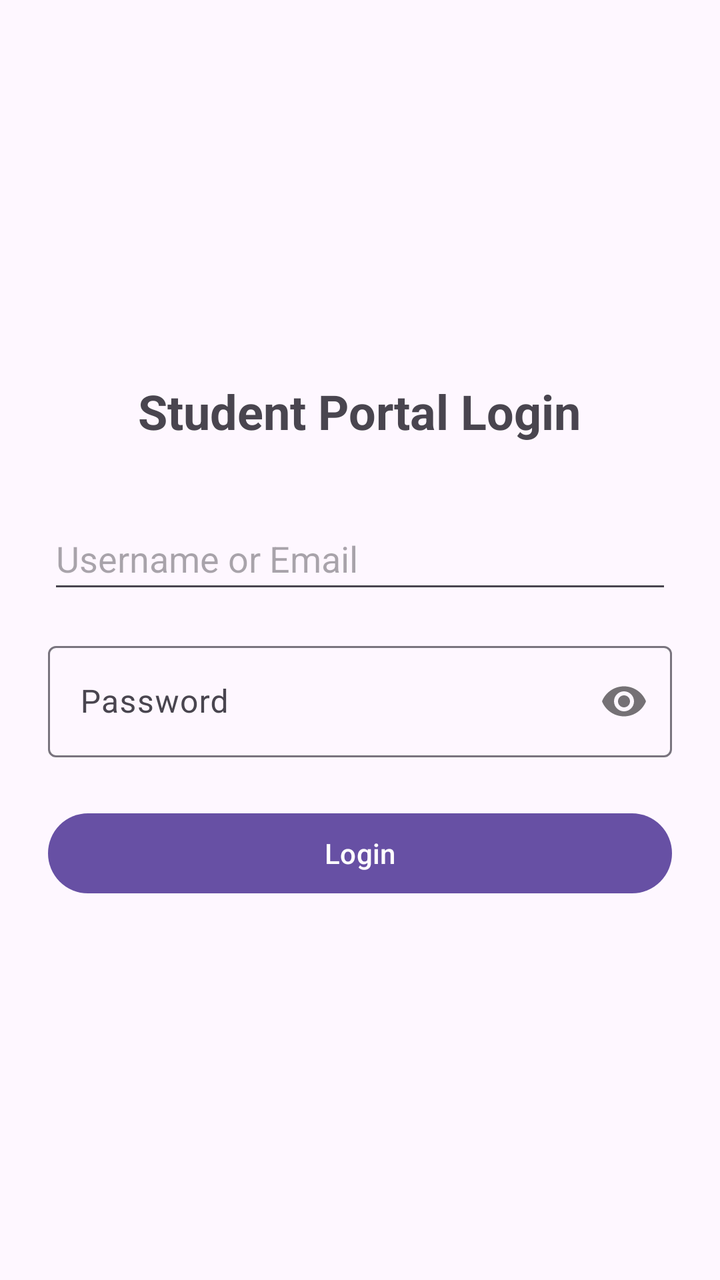
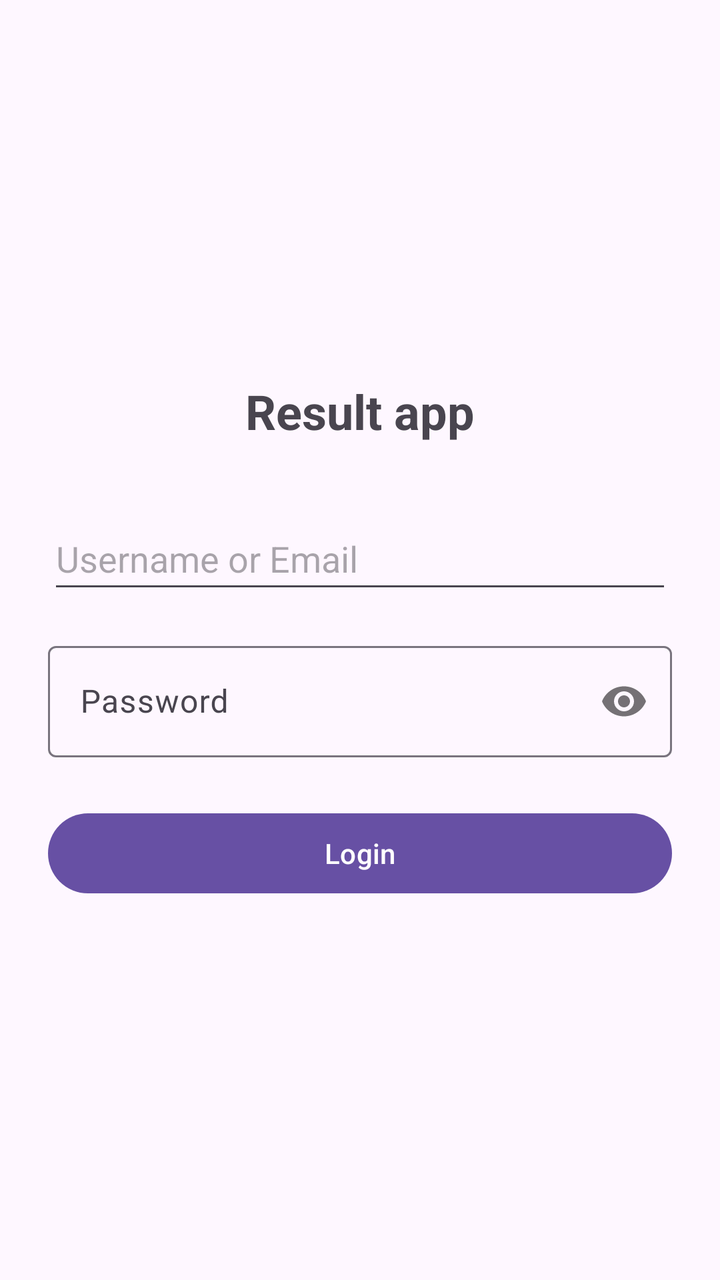

Before-and-after screenshots of an Android layout around one commit, followed by the original layout XML and the change that was made.
<!-- AndroidManifest.xml: activity theme Theme.RPSP -->
<!-- res/layout/activity_login.xml -->
<?xml version="1.0" encoding="utf-8"?>
<LinearLayout xmlns:android="http://schemas.android.com/apk/res/android"
    xmlns:app="http://schemas.android.com/apk/res-auto"
    android:layout_width="match_parent"
    android:layout_height="match_parent"
    android:orientation="vertical"
    android:padding="24dp"
    android:gravity="center">

    <TextView
        android:layout_width="wrap_content"
        android:layout_height="wrap_content"
        android:text="Student Portal Login"
        android:textSize="24sp"
        android:textStyle="bold"
        android:layout_marginBottom="32dp"/>

    <EditText
        android:id="@+id/etUsername"
        android:layout_width="match_parent"
        android:layout_height="wrap_content"
        android:hint="Username or Email"
        android:inputType="textEmailAddress"
        android:minHeight="48dp"/>

    <com.google.android.material.textfield.TextInputLayout
        android:layout_width="match_parent"
        android:layout_height="wrap_content"
        android:layout_marginTop="16dp"
        app:passwordToggleEnabled="true">

        <EditText
            android:id="@+id/etPassword"
            android:layout_width="match_parent"
            android:layout_height="wrap_content"
            android:hint="Password"
            android:inputType="textPassword"
            android:minHeight="48dp" />
    </com.google.android.material.textfield.TextInputLayout>

    <Button
        android:id="@+id/btnLogin"
        android:layout_width="match_parent"
        android:layout_height="wrap_content"
        android:text="Login"
        android:layout_marginTop="24dp"/>

    <ProgressBar
        android:id="@+id/progressBar"
        android:layout_width="wrap_content"
        android:layout_height="wrap_content"
        android:layout_marginTop="16dp"
        android:visibility="gone"/>

</LinearLayout>
<!-- resources referenced by this layout -->
<resources>
  <style name="Theme.RPSP" parent="Base.Theme.RPSP" />
  <style name="Base.Theme.RPSP" parent="Theme.Material3.DayNight.NoActionBar">
          
          
      </style>
</resources>

<!-- the commit's change to res/layout/activity_login.xml (unified diff, before → after) -->
@@ -10,7 +10,7 @@
     <TextView
         android:layout_width="wrap_content"
         android:layout_height="wrap_content"
-        android:text="Student Portal Login"
+        android:text="Result app"
         android:textSize="24sp"
         android:textStyle="bold"
         android:layout_marginBottom="32dp"/>
